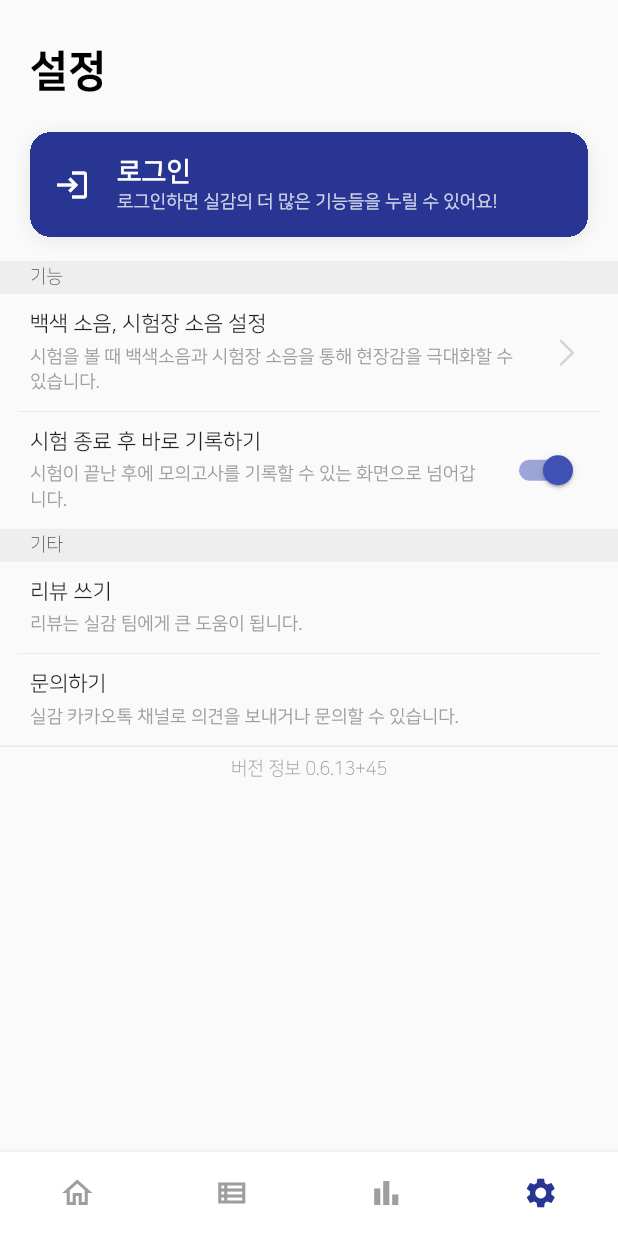
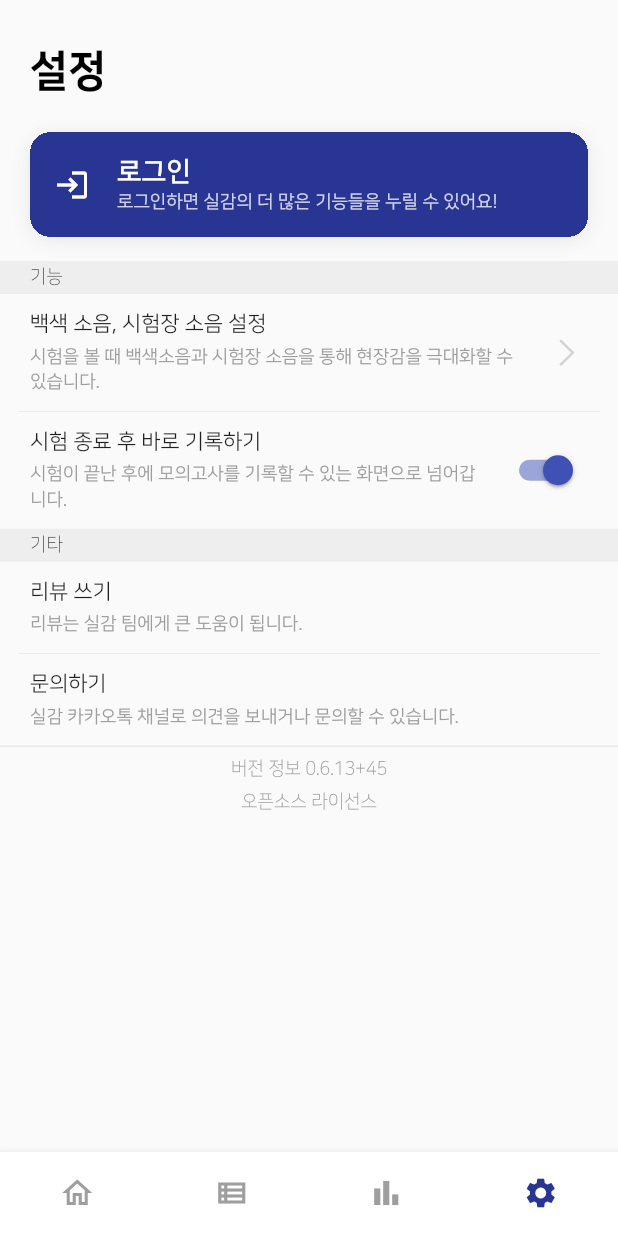
Before and after one commit to silgam/silgam-flutter, a Flutter app: the screen it shows after launch, item 4 of the bottom bar chosen, on a phone screen of 412 x 824 dp. Run offline on Flutter 3.47's test engine with Material 2 defaults, Android fonts, the phone set to English and light mode, and no system bars; our stand-ins replace bloc, cached_network_image, carousel_slider, cloud_firestore, dio, firebase_analytics and 31 more; missing offline and left inert: audio_session, flutter_facebook_auth, in_app_purchase_storekit, kakao_flutter_sdk, mixpanel_flutter, rich_text_controller; accounts and stored records are empty; generated files the repository leaves out were written again; network calls fail; statements that could not run were skipped.

Commit message:
feat: 설정 페이지에 오픈소스 라이선스 버튼 추가

```diff
--- a/lib/presentation/home_page/settings/settings_view.dart
+++ b/lib/presentation/home_page/settings/settings_view.dart
@@ -134,6 +134,25 @@ class _SettingsViewState extends State<SettingsView> {
             ),
           );
         },
+      ),
+      GestureDetector(
+        onTap: () {
+          Navigator.of(context).push(
+            MaterialPageRoute(
+              settings: const RouteSettings(name: '/licenses'),
+              builder: (_) => const LicensePage(),
+            ),
+          );
+        },
+        child: const Text(
+          '오픈소스 라이선스',
+          style: TextStyle(
+            color: Colors.grey,
+            fontSize: 12,
+            fontWeight: FontWeight.w300,
+          ),
+          textAlign: TextAlign.center,
+        ),
       ),
     ];
   }
```
